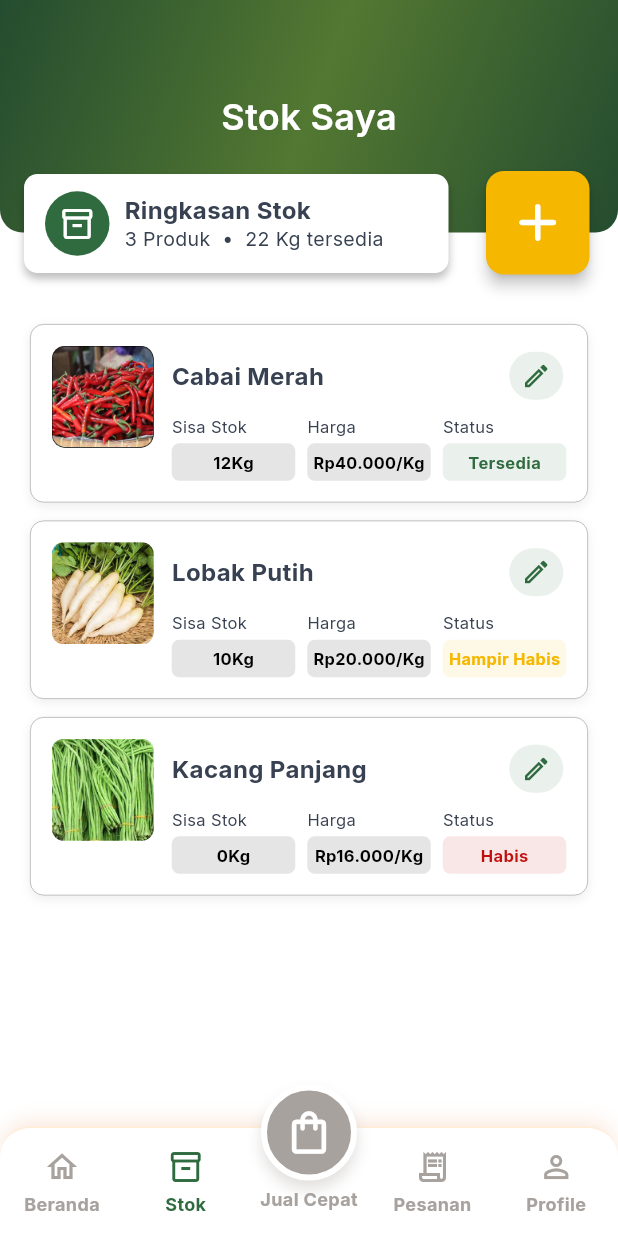
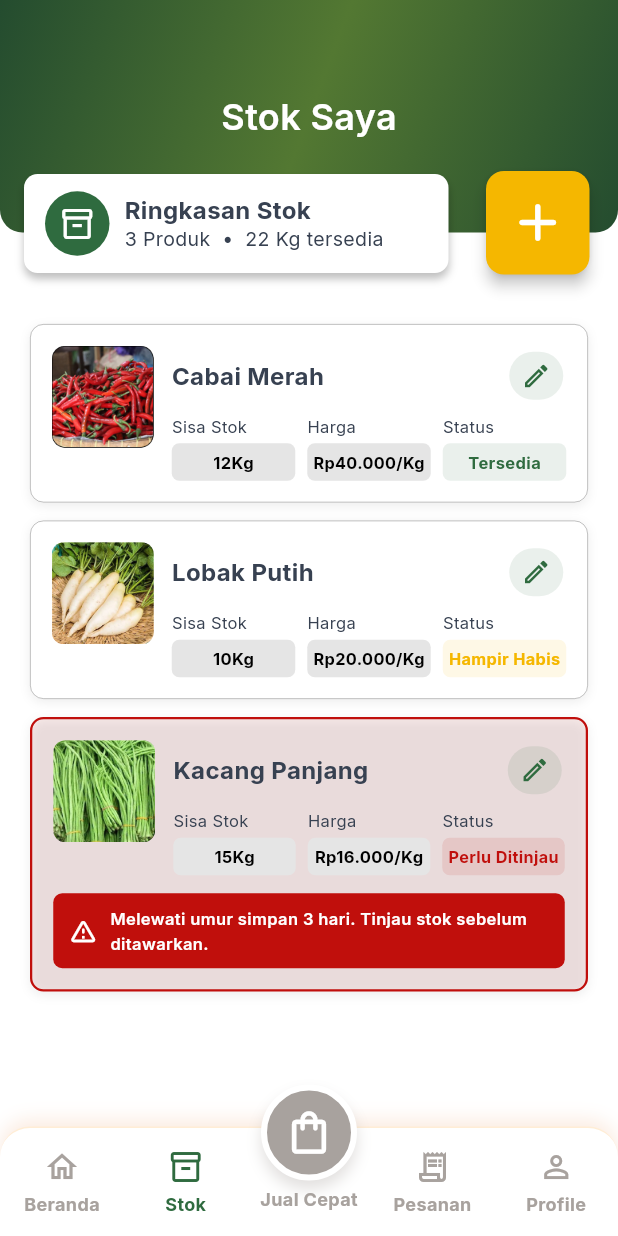
Before and after one commit to ayiinee/panenin, a Flutter app: the FarmerHomeScreen screen opened by its route, item 2 of the bottom bar chosen, on a phone screen of 412 x 824 dp. Run offline on Flutter 3.47's test engine with Material 3 defaults, Android fonts, the phone set to English and light mode, and no system bars; our stand-ins replace font_awesome_flutter, supabase_flutter; accounts and stored records are empty; statements that could not run were skipped.

```diff
--- a/frontend/lib/app/app.dart
+++ b/frontend/lib/app/app.dart
@@ -8,7 +8,23 @@ import 'package:panenin/features/auth/presentation/screens/forgot_password_scree
 import 'package:panenin/features/auth/presentation/screens/login_screen.dart';
 import 'package:panenin/features/auth/presentation/screens/reset_password_screen.dart';
 import 'package:panenin/features/home/presentation/screens/farmer_home_screen.dart';
+import 'package:panenin/features/orders/presentation/screens/manage_orders_screen.dart';
+import 'package:panenin/features/orders/presentation/screens/order_detail_screen.dart';
+import 'package:panenin/features/stock/presentation/screens/stock_screen.dart';
 import 'package:supabase_flutter/supabase_flutter.dart';
+
+Map<String, WidgetBuilder> buildAppRoutes() => {
+  RouteNames.register: (_) => const CreateAccountScreen(),
+  RouteNames.login: (_) => const LoginScreen(),
+  RouteNames.forgotPassword: (_) => const ForgotPasswordScreen(),
+  RouteNames.resetPassword: (_) => const ResetPasswordScreen(),
+  RouteNames.homePetani: (_) => const FarmerHomeScreen(),
+  RouteNames.kelolaPesanan: (_) => const ManageOrdersScreen(),
+  RouteNames.detailPesanan: (context) => OrderDetailScreen(
+    order: ModalRoute.settingsOf(context)!.arguments! as OrderDetailData,
+  ),
+  RouteNames.stokSaya: (_) => const StockScreen(),
+};
 
 class PaneninApp extends StatefulWidget {
   const PaneninApp({this.authEvents, super.key});
@@ -57,13 +73,7 @@ class _PaneninAppState extends State<PaneninApp> {
       debugShowCheckedModeBanner: false,
       theme: AppTheme.light,
       initialRoute: RouteNames.register,
-      routes: {
-        RouteNames.register: (_) => const CreateAccountScreen(),
-        RouteNames.login: (_) => const LoginScreen(),
-        RouteNames.forgotPassword: (_) => const ForgotPasswordScreen(),
-        RouteNames.resetPassword: (_) => const ResetPasswordScreen(),
-        RouteNames.home: (_) => const FarmerHomeScreen(),
-      },
+      routes: buildAppRoutes(),
     );
   }
 }
--- a/frontend/lib/app/router/route_names.dart
+++ b/frontend/lib/app/router/route_names.dart
@@ -3,5 +3,8 @@ abstract final class RouteNames {
   static const login = '/login';
   static const forgotPassword = '/forgot-password';
   static const resetPassword = '/reset-password';
-  static const home = '/home';
+  static const homePetani = '/beranda';
+  static const kelolaPesanan = '/kelola-pesanan';
+  static const detailPesanan = '/detail-pesanan';
+  static const stokSaya = '/stok';
 }
--- a/frontend/lib/features/stock/domain/stock_item.dart
+++ b/frontend/lib/features/stock/domain/stock_item.dart
@@ -1,4 +1,29 @@
-enum StockStatus { available, low, empty }
+enum StockStatus { available, low, empty, expired }
+
+enum InventoryReservationStatus { active, released, consumed, expired }
+
+class InventoryReservation {
+  const InventoryReservation({
+    required this.id,
+    required this.inventoryBatchId,
+    required this.orderId,
+    required this.quantity,
+    required this.status,
+    required this.expiresAt,
+  });
+
+  final String id;
+  final String inventoryBatchId;
+  final String orderId;
+  final num quantity;
+  final InventoryReservationStatus status;
+  final DateTime expiresAt;
+
+  InventoryReservationStatus statusAt(DateTime now) =>
+      status == InventoryReservationStatus.active && !now.isBefore(expiresAt)
+      ? InventoryReservationStatus.expired
+      : status;
+}
 
 class StockItem {
   const StockItem({
@@ -7,6 +32,9 @@ class StockItem {
     required this.quantity,
     required this.unit,
     required this.price,
+    this.harvestedAt,
+    this.shelfLifeDays,
+    this.reservations = const [],
     this.imagePath,
   });
 
@@ -15,28 +43,57 @@ class StockItem {
   final int quantity;
   final String unit;
   final int price;
+  final DateTime? harvestedAt;
+  final int? shelfLifeDays;
+  final List<InventoryReservation> reservations;
   final String? imagePath;
 
-  StockStatus get status {
+  DateTime? get expiresAt => harvestedAt == null || shelfLifeDays == null
+      ? null
+      : harvestedAt!.add(Duration(days: shelfLifeDays!));
+
+  StockStatus statusAt(DateTime now) {
+    final expiry = expiresAt;
+    if (quantity > 0 && expiry != null && !now.isBefore(expiry)) {
+      return StockStatus.expired;
+    }
     if (quantity == 0) return StockStatus.empty;
     if (quantity <= 10) return StockStatus.low;
     return StockStatus.available;
   }
 
-  StockItem copyWith({String? name, int? quantity, String? unit, int? price}) {
+  StockStatus get status => statusAt(DateTime.now());
+
+  num reservedQuantityAt(DateTime now) => reservations
+      .where(
+        (reservation) =>
+            reservation.statusAt(now) == InventoryReservationStatus.active,
+      )
+      .fold(0, (total, reservation) => total + reservation.quantity);
+
+  StockItem copyWith({
+    String? name,
+    int? quantity,
+    String? unit,
+    int? price,
+    DateTime? harvestedAt,
+  }) {
     return StockItem(
       id: id,
       name: name ?? this.name,
       quantity: quantity ?? this.quantity,
       unit: unit ?? this.unit,
       price: price ?? this.price,
+      harvestedAt: harvestedAt ?? this.harvestedAt,
+      shelfLifeDays: shelfLifeDays,
+      reservations: reservations,
       imagePath: imagePath,
     );
   }
 }
 
-const demoStockItems = [
-  StockItem(
+final demoStockItems = [
+  const StockItem(
     id: 'cabai-merah',
     name: 'Cabai Merah',
     quantity: 12,
@@ -44,7 +101,7 @@ const demoStockItems = [
     price: 40000,
     imagePath: 'assets/images/stock/red_chili.png',
   ),
-  StockItem(
+  const StockItem(
     id: 'lobak-putih',
     name: 'Lobak Putih',
     quantity: 10,
@@ -55,9 +112,21 @@ const demoStockItems = [
   StockItem(
     id: 'kacang-panjang',
     name: 'Kacang Panjang',
-    quantity: 0,
+    quantity: 15,
     unit: 'Kg',
     price: 16000,
+    harvestedAt: DateTime(2026, 7, 13, 8),
+    shelfLifeDays: 3,
+    reservations: [
+      InventoryReservation(
+        id: 'reservation-kacang-panjang',
+        inventoryBatchId: 'kacang-panjang',
+        orderId: 'order-kacang-panjang',
+        quantity: 5,
+        status: InventoryReservationStatus.active,
+        expiresAt: DateTime(2026, 7, 16, 8),
+      ),
+    ],
     imagePath: 'assets/images/home/order_long_beans.png',
   ),
 ];
--- a/frontend/lib/features/stock/presentation/screens/stock_screen.dart
+++ b/frontend/lib/features/stock/presentation/screens/stock_screen.dart
@@ -15,7 +15,11 @@ class StockScreen extends StatefulWidget {
 class _StockScreenState extends State<StockScreen> {
   final _items = List<StockItem>.of(demoStockItems);
 
-  int get _totalStock => _items.fold(0, (total, item) => total + item.quantity);
+  int get _totalStock => _items.fold(
+    0,
+    (total, item) =>
+        total + (item.status == StockStatus.expired ? 0 : item.quantity),
+  );
 
   Future<void> _openForm([StockItem? current]) async {
     final result = await Navigator.of(context).push<StockItem>(
@@ -224,11 +228,21 @@ class _StockCard extends StatelessWidget {
 
   @override
   Widget build(BuildContext context) {
+    final status = item.status;
+    final isExpired = status == StockStatus.expired;
+    final reservedQuantity = item.reservedQuantityAt(DateTime.now());
+
     return Container(
+      key: ValueKey('stock-card-surface-${item.id}'),
       padding: const EdgeInsets.all(14),
       decoration: BoxDecoration(
-        color: Colors.white,
-        border: Border.all(color: const Color(0x55000000), width: 0.5),
+        color: isExpired
+            ? AppColors.danger.withValues(alpha: 0.08)
+            : Colors.white,
+        border: Border.all(
+          color: isExpired ? AppColors.danger : const Color(0x55000000),
+          width: isExpired ? 1.5 : 0.5,
+        ),
         borderRadius: BorderRadius.circular(9),
         boxShadow: const [
           BoxShadow(
@@ -300,9 +314,9 @@ class _StockCard extends StatelessWidget {
                         Expanded(
                           child: _StockMetric(
                             label: 'Status',
-                            value: _statusLabel(item.status),
-                            color: _statusColor(item.status),
-                            backgroundColor: _statusBackground(item.status),
+                            value: _statusLabel(status),
+                            color: _statusColor(status),
+                            backgroundColor: _statusBackground(status),
                           ),
                         ),
                       ],
@@ -312,6 +326,38 @@ class _StockCard extends StatelessWidget {
               ),
             ],
           ),
+          if (isExpired) ...[
+            const SizedBox(height: 12),
+            Container(
+              width: double.infinity,
+              padding: const EdgeInsets.symmetric(horizontal: 10, vertical: 8),
+              decoration: BoxDecoration(
+                color: AppColors.danger,
+                borderRadius: BorderRadius.circular(6),
+              ),
+              child: Row(
+                children: [
+                  const Icon(
+                    Icons.warning_amber_rounded,
+                    color: Colors.white,
+                    size: 20,
+                  ),
+                  const SizedBox(width: 8),
+                  Expanded(
+                    child: Text(
+                      'Melewati umur simpan ${item.shelfLifeDays} hari. '
+                      'Tinjau stok sebelum ditawarkan.${reservedQuantity > 0 ? ' $reservedQuantity${item.unit} masih direservasi.' : ''}',
+                      style: const TextStyle(
+                        color: Colors.white,
+                        fontSize: 11,
+                        fontWeight: FontWeight.w600,
+                      ),
+                    ),
+                  ),
+                ],
+              ),
+            ),
+          ],
         ],
       ),
     );
@@ -401,12 +447,14 @@ String _statusLabel(StockStatus status) => switch (status) {
   StockStatus.available => 'Tersedia',
   StockStatus.low => 'Hampir Habis',
   StockStatus.empty => 'Habis',
+  StockStatus.expired => 'Perlu Ditinjau',
 };
 
 Color _statusColor(StockStatus status) => switch (status) {
   StockStatus.available => AppColors.primary,
   StockStatus.low => AppColors.accent,
   StockStatus.empty => AppColors.danger,
+  StockStatus.expired => AppColors.danger,
 };
 
 Color _statusBackground(StockStatus status) =>
```
Also changed, not shown: frontend/lib/features/home/presentation/screens/farmer_home_screen.dart (+3 -8 lines), frontend/lib/features/home/presentation/widgets/active_orders_section.dart (+4 -5 lines), frontend/lib/features/orders/presentation/screens/manage_orders_screen.dart (+20 -14 lines), frontend/lib/features/stock/presentation/screens/stock_form_screen.dart (+44 -0 lines), 2 other files.
